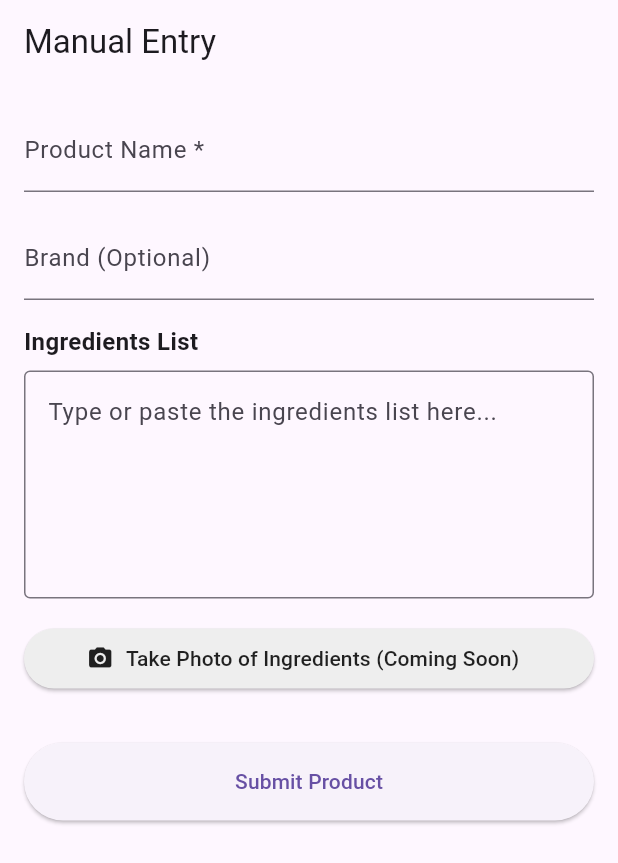
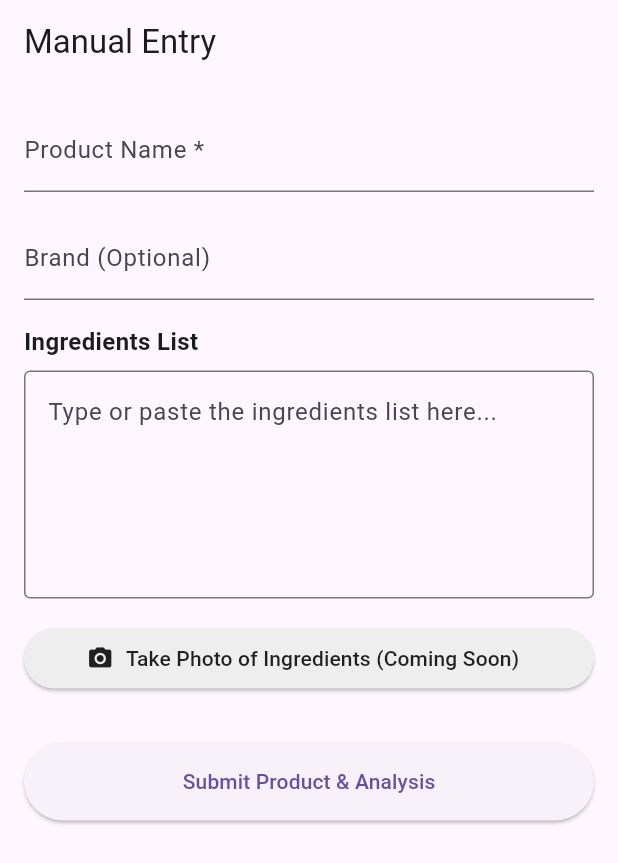
Before and after one commit to fuzzfizz/app_pure_check, a Flutter app: the ManualEntryScreen screen opened by its route, on a phone screen of 412 x 824 dp. Shown: the top 863 px of the screen. Run offline on Flutter 3.47's test engine with Material 3 defaults, Android fonts, the phone set to English and light mode, and no system bars; our stand-ins replace flutter_dotenv, flutter_riverpod, go_router, supabase_flutter; missing offline and left inert: mobile_scanner; accounts and stored records are empty.

Commit message:
feat: enhance cache miss flow with OBF auto-fill and stricter validation - Enforce user verification for all scanned products on cache miss. - Add barcode display to Manual Entry/Verification screen. - Update scanner navigation to pre-fill verification screen with API data. - Add unit tests for ScannerController logic.

```diff
--- a/lib/screens/manual_entry_screen.dart
+++ b/lib/screens/manual_entry_screen.dart
@@ -20,6 +20,7 @@ class _ManualEntryScreenState extends ConsumerState<ManualEntryScreen> {
   String? _barcode;
   MasterProduct? _product;
   bool _isReview = false;
+  bool _isVerification = false;
 
   @override
   void initState() {
@@ -28,10 +29,18 @@ class _ManualEntryScreenState extends ConsumerState<ManualEntryScreen> {
       _barcode = widget.extraData!['barcode'];
       _product = widget.extraData!['product'] as MasterProduct?;
       _isReview = widget.extraData!['is_review'] ?? false;
+      _isVerification = widget.extraData!['is_verification'] ?? false;
+
+      final prefilledData =
+          widget.extraData!['prefilledData'] as Map<String, dynamic>?;
 
       if (_product != null) {
         _nameController.text = _product!.productName;
         _brandController.text = _product!.brand ?? '';
+      } else if (prefilledData != null) {
+        _nameController.text = prefilledData['productName'] ?? '';
+        _brandController.text = prefilledData['brand'] ?? '';
+        _ingredientsController.text = prefilledData['ingredientsText'] ?? '';
       }
     }
   }
@@ -87,12 +96,15 @@ class _ManualEntryScreenState extends ConsumerState<ManualEntryScreen> {
         ScaffoldMessenger.of(context).showSnackBar(
           const SnackBar(content: Text('Product submitted successfully.')),
         );
-        context.pushReplacement('/analysis', extra: {
-          'barcode': _barcode,
-          'product': _product,
-          'name': _nameController.text.trim(),
-          'ingredientsText': _ingredientsController.text.trim(),
-        });
+        context.pushReplacement(
+          '/analysis',
+          extra: {
+            'barcode': _barcode,
+            'product': _product,
+            'name': _nameController.text.trim(),
+            'ingredientsText': _ingredientsController.text.trim(),
+          },
+        );
       }
     });
 
@@ -111,10 +123,26 @@ class _ManualEntryScreenState extends ConsumerState<ManualEntryScreen> {
               Container(
                 padding: const EdgeInsets.all(8),
                 margin: const EdgeInsets.only(bottom: 16),
-                color: Colors.amber.shade100,
-                child: const Text(
-                  'Barcode not found. Please enter the details manually and provide the ingredients to help verify this product!',
-                  style: TextStyle(color: Colors.black87),
+                color: _isVerification
+                    ? Colors.green.shade100
+                    : Colors.amber.shade100,
+                child: Text(
+                  _isVerification
+                      ? 'Product found in global database! Please verify the details below.'
+                      : 'Barcode not found. Please enter the details manually and provide the ingredients to help verify this product!',
+                  style: const TextStyle(color: Colors.black87),
+                ),
+              ),
+            if (_barcode != null)
+              Padding(
+                padding: const EdgeInsets.only(bottom: 16),
+                child: Text(
+                  'Barcode: $_barcode',
+                  style: const TextStyle(
+                    fontWeight: FontWeight.bold,
+                    fontSize: 16,
+                    color: Colors.blueGrey,
+                  ),
                 ),
               ),
             TextField(
@@ -173,7 +201,9 @@ class _ManualEntryScreenState extends ConsumerState<ManualEntryScreen> {
                           padding: const EdgeInsets.symmetric(vertical: 16),
                         ),
                         child: Text(
-                          _isReview ? 'Proceed to Analysis' : 'Submit Product',
+                          _isReview
+                              ? 'Proceed to Analysis'
+                              : 'Submit Product & Analysis',
                         ),
                       ),
                       if (_isReview) ...[
@@ -192,7 +222,7 @@ class _ManualEntryScreenState extends ConsumerState<ManualEntryScreen> {
                           ),
                           child: const Text('This is not my product'),
                         ),
-                      ]
+                      ],
                     ],
                   ),
           ],
```
Also changed, not shown: lib/controllers/scanner_controller.dart (+7 -0 lines), lib/screens/scanner_screen.dart (+11 -0 lines), lib/services/analysis_service.dart (+16 -0 lines), lib/states/scanner_state.dart (+13 -0 lines), 1 other file.
